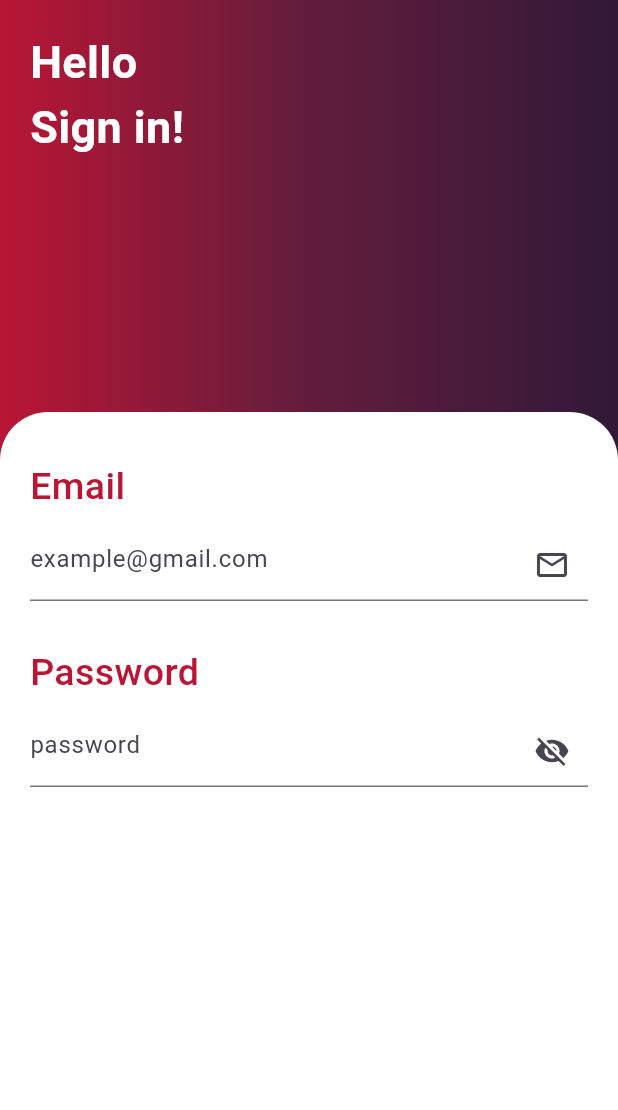
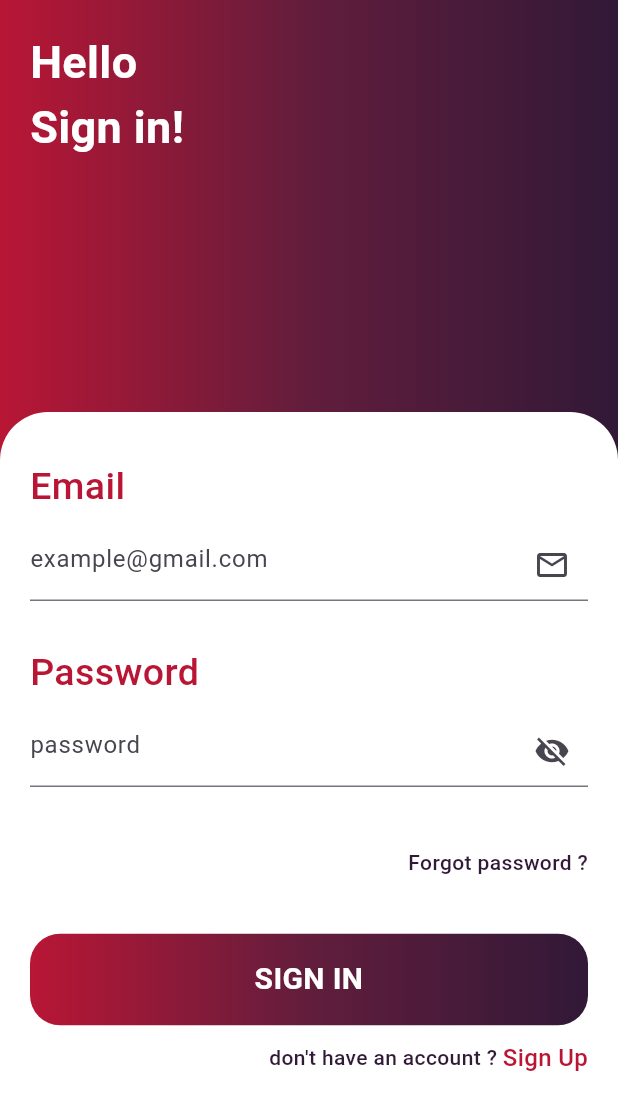
Before and after one commit to As-tra/barber_app, a Flutter app: the screen it shows after launch, on a phone screen of 412 x 824 dp. Shown: the top 1110 px of the screen. Run offline on Flutter 3.47's test engine with Material 3 defaults, Android fonts, the phone set to English and light mode, and no system bars; our stand-ins replace device_preview, go_router; missing offline and left inert: bottom_picker.

Commit message:
finish the sign in view

```diff
--- a/lib/constants.dart
+++ b/lib/constants.dart
@@ -4,3 +4,10 @@ const kbgColor = Color(0xff2b1615);
 // const kPrimary = Colors.cyan;
 const kPrimary = Color(0xffe29452);
 const kSecondary = Color(0xffb4817e);
+const kgradient = LinearGradient(
+  colors: [
+    Color(0xffB91635),
+    Color(0xff621d3c),
+    Color(0xff311937),
+  ],
+);
--- a/lib/views/widgets/custom_button.dart
+++ b/lib/views/widgets/custom_button.dart
@@ -5,21 +5,23 @@ class CustomButton extends StatelessWidget {
   const CustomButton({
     super.key,
     required this.text,
-    required this.ontap,
+    required this.ontap, this.gradient,
   });
   final String text;
   final VoidCallback ontap;
+  final Gradient? gradient;
 
   @override
   Widget build(BuildContext context) {
-    return GestureDetector(
+    return InkWell(
       onTap: ontap,
       child: Container(
         padding: const EdgeInsets.symmetric(horizontal: 20, vertical: 16),
         constraints: const BoxConstraints(minWidth: double.infinity),
         decoration: BoxDecoration(
-          color: kPrimary,
+          color:gradient == null ? kPrimary : null,
           borderRadius: BorderRadius.circular(20),
+          gradient: gradient,
         ),
         child: Text(
           text,
--- a/lib/views/widgets/custom_form_body.dart
+++ b/lib/views/widgets/custom_form_body.dart
@@ -1,3 +1,5 @@
+import 'package:barber_app/constants.dart';
+import 'package:barber_app/views/widgets/custom_button.dart';
 import 'package:barber_app/views/widgets/custom_form_label.dart';
 import 'package:barber_app/views/widgets/custom_form_text_field.dart';
 import 'package:barber_app/views/widgets/custom_password_field.dart';
@@ -10,18 +12,59 @@ class CustomFormBody extends StatelessWidget {
 
   @override
   Widget build(BuildContext context) {
-    return const Column(
+    return Column(
+      crossAxisAlignment: CrossAxisAlignment.end,
       children: [
-        CustomFormLabel(text: 'Email'),
-        SizedBox(height: 10),
-        CustomFormTextField(
+        const CustomFormLabel(text: 'Email'),
+        const SizedBox(height: 10),
+        const CustomFormTextField(
           hintText: 'example@gmail.com',
           iconData: Icons.email_outlined,
         ),
-        SizedBox(height: 30),
-        CustomFormLabel(text: 'Password'),
-        SizedBox(height: 10),
-        CustomPasswordField()
+        const SizedBox(height: 30),
+        const CustomFormLabel(text: 'Password'),
+        const SizedBox(height: 10),
+        const CustomPasswordField(),
+        const SizedBox(height: 40),
+        const Text(
+          'Forgot password ?',
+          style: TextStyle(
+            color: Color(0xff311937),
+            fontWeight: FontWeight.w500,
+          ),
+        ),
+        const Spacer(),
+        CustomButton(
+          text: 'SIGN IN',
+          ontap: () {},
+          gradient: kgradient,
+        ),
+        const SizedBox(height: 10),
+        _buildSignUpLink(),
+        const Spacer(flex: 2),
+      ],
+    );
+  }
+
+  Row _buildSignUpLink() {
+    return const Row(
+      mainAxisAlignment: MainAxisAlignment.end,
+      children: [
+        Text(
+          "don't have an account ? ",
+          style: TextStyle(
+            color: Color(0xff311937),
+            fontWeight: FontWeight.w500,
+          ),
+        ),
+        Text(
+          'Sign Up',
+          style: TextStyle(
+            color: Color(0xffB91635),
+            fontSize: 16,
+            fontWeight: FontWeight.w500,
+          ),
+        ),
       ],
     );
   }
--- a/lib/views/widgets/login_bg.dart
+++ b/lib/views/widgets/login_bg.dart
@@ -1,3 +1,4 @@
+import 'package:barber_app/constants.dart';
 import 'package:flutter/material.dart';
 
 class LoginBg extends StatelessWidget {
@@ -12,13 +13,7 @@ class LoginBg extends StatelessWidget {
       height: MediaQuery.sizeOf(context).height * .5,
       width: MediaQuery.sizeOf(context).width,
       decoration: const BoxDecoration(
-        gradient: LinearGradient(
-          colors: [
-            Color(0xffB91635),
-            Color(0xff621d3c),
-            Color(0xff311937),
-          ],
-        ),
+        gradient: kgradient,
       ),
       child: const Text(
         'Hello \nSign in!',
```
